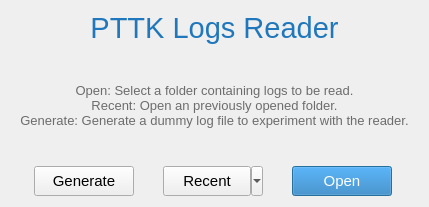
This is extra/logParser/qtWidgetLogParser/ui/StartUpDialog.ui in MickaelF/PTTK as Qt 5 draws it before an edit. The edited form follows.
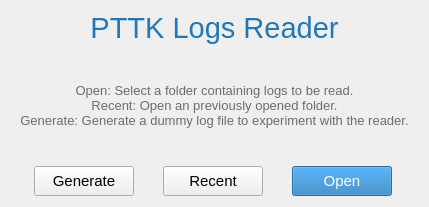
This is the edited form. Icons and pictures are not drawn.

Diff of the .ui file:
```diff
--- a/extra/logParser/qtWidgetLogParser/ui/StartUpDialog.ui
+++ b/extra/logParser/qtWidgetLogParser/ui/StartUpDialog.ui
@@ -218,7 +218,7 @@
         <bool>false</bool>
        </property>
        <property name="popupMode">
-        <enum>QToolButton::MenuButtonPopup</enum>
+        <enum>QToolButton::InstantPopup</enum>
        </property>
        <property name="toolButtonStyle">
         <enum>Qt::ToolButtonTextOnly</enum>
```
